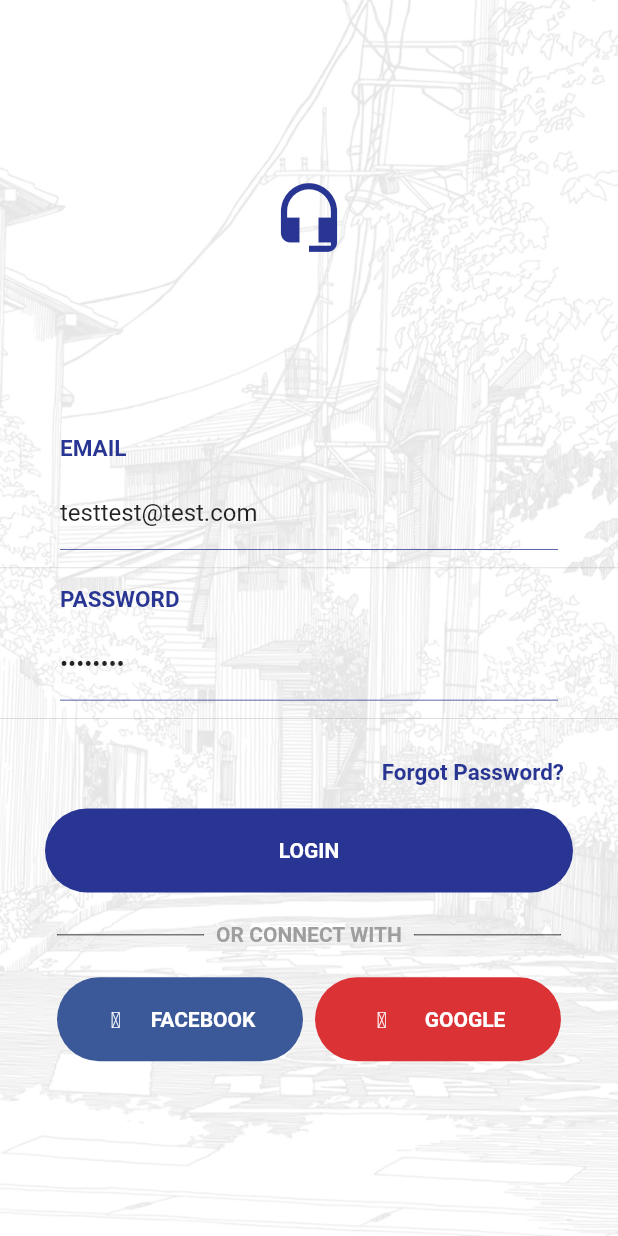
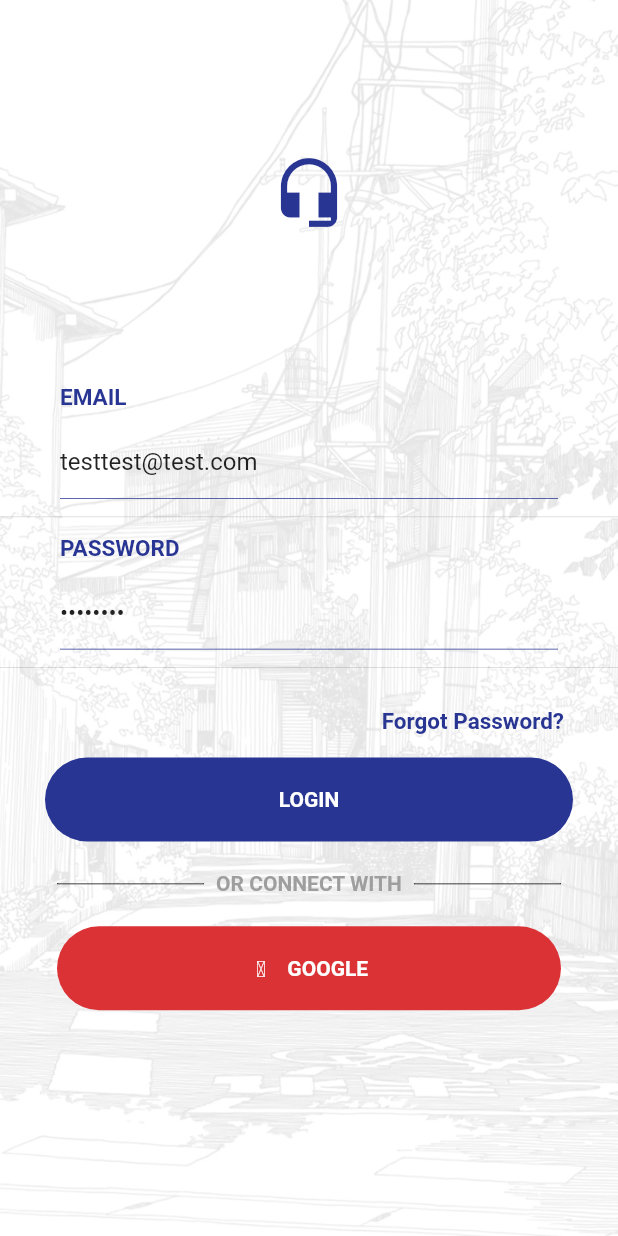
Before and after one commit to Bleuh/AvisManga, a Flutter app: the screen it shows after launch, after a tap on "LOGIN", on a phone screen of 412 x 824 dp. Run offline on Flutter 3.47's test engine with Material 2 defaults, Android fonts, the phone set to English and light mode, and no system bars; our stand-ins replace cloud_firestore, firebase_auth, google_sign_in, shared_preferences; accounts and stored records are empty; network calls fail.

Commit message:
Fix height login / add navigation

```diff
--- a/lib/views/login.dart
+++ b/lib/views/login.dart
@@ -25,24 +25,11 @@ class _LoginState extends State<LoginPage> implements AuthListener {
     });
   }
 
-  //void _submit() {
-  //  final form = formKey.currentState;
-  //  setState(() => _isLoading = true);
-
-  //  if (form.validate()) {
-  //    form.save();
-
-  //    Auth.instance.then((Auth auth) {
-  //      auth.doLogin(_email, _password);
-  //    });
-  //  }
-  //}
-
   gotoLogin() {
     _controller.animateToPage(
       0,
       duration: Duration(milliseconds: 800),
-      curve: Curves.bounceOut,
+      curve: Curves.fastOutSlowIn,
     );
   }
 
@@ -50,7 +37,7 @@ class _LoginState extends State<LoginPage> implements AuthListener {
     _controller.animateToPage(
       2,
       duration: Duration(milliseconds: 800),
-      curve: Curves.bounceOut,
+      curve: Curves.fastOutSlowIn,
     );
   }
 
@@ -130,12 +117,12 @@ class _LoginState extends State<LoginPage> implements AuthListener {
       child: new Column(
         children: <Widget>[
           Container(
-            padding: EdgeInsets.only(top: 250.0),
+            padding: EdgeInsets.only(top: 150.0),
             child: Center(
               child: Icon(
                 Icons.book,
                 color: Colors.white,
-                size: 40.0,
+                size: 100.0,
               ),
             ),
           ),
@@ -145,7 +132,7 @@ class _LoginState extends State<LoginPage> implements AuthListener {
               mainAxisAlignment: MainAxisAlignment.center,
               children: <Widget>[
                 Text(
-                  "AvisManga",
+                  "Avis Manga",
                   style: TextStyle(
                     color: Colors.white,
                     fontSize: 20.0,
@@ -154,23 +141,23 @@ class _LoginState extends State<LoginPage> implements AuthListener {
               ],
             ),
           ),
-          new Container(
+          Container(
             width: MediaQuery.of(context).size.width,
             margin: const EdgeInsets.only(left: 30.0, right: 30.0, top: 150.0),
             alignment: Alignment.center,
             child: new Row(
               children: <Widget>[
-                new Expanded(child: buildSignupButton()),
+                Expanded(child: buildSignupButton()),
               ],
             ),
           ),
-          new Container(
+          Container(
             width: MediaQuery.of(context).size.width,
             margin: const EdgeInsets.only(left: 30.0, right: 30.0, top: 30.0),
             alignment: Alignment.center,
             child: new Row(
               children: <Widget>[
-                new Expanded(
+                Expanded(
                   child: buildLoginButton(),
                 ),
               ],
@@ -315,8 +302,7 @@ class _LoginState extends State<LoginPage> implements AuthListener {
     );
   }
 
-  Widget buildExternalConnect(
-      IconData icon, String text, Color color, VoidCallback onPressed) {
+  Widget buildExternalConnect(IconData icon, String text, Color color, VoidCallback onPressed) {
     return new Expanded(
       child: new Container(
         margin: EdgeInsets.only(right: 8.0),
@@ -342,19 +328,23 @@ class _LoginState extends State<LoginPage> implements AuthListener {
                             bottom: 20.0,
                           ),
                           child: new Row(
-                            mainAxisAlignment: MainAxisAlignment.spaceEvenly,
+                            mainAxisAlignment: MainAxisAlignment.center,
                             children: <Widget>[
-                              Icon(
+                              Padding(
+                                padding: EdgeInsets.only(right: 10.0),
+                                child: Icon(
                                   icon,
                                   color: Colors.white,
                                   size: 15.0,
+                                )
                               ),
                               Text(
                                 text,
                                 textAlign: TextAlign.center,
                                 style: TextStyle(
                                   color: Colors.white,
-                                    fontWeight: FontWeight.bold),
+                                  fontWeight: FontWeight.bold
+                                ),
                               ),
                             ],
                           ),
@@ -418,7 +408,8 @@ class _LoginState extends State<LoginPage> implements AuthListener {
         color: Colors.white,
         image: DecorationImage(
           colorFilter: new ColorFilter.mode(
-                Colors.black.withOpacity(0.1), BlendMode.dstATop),
+            Colors.black.withOpacity(0.1), BlendMode.dstATop
+          ),
           image: AssetImage('assets/images/bg-manga-home.jpg'),
           fit: BoxFit.cover,
         ),
@@ -428,7 +419,7 @@ class _LoginState extends State<LoginPage> implements AuthListener {
         child: new ListView(
           children: <Widget>[
             Container(
-                  padding: EdgeInsets.all(120.0),
+              padding: EdgeInsets.all(MediaQuery.of(context).size.width / 4),
               child: Center(
                 child: Icon(
                   Icons.headset_mic,
@@ -471,7 +462,8 @@ class _LoginState extends State<LoginPage> implements AuthListener {
               if (loginFormKey.currentState.validate()) {
                 Auth.instance.then((auth) {
                   auth.doLogin(
-                          _emailController.text, _passwordController.text);
+                    _emailController.text, _passwordController.text
+                  );
                 });
               }
             }, top: 0.0),
@@ -519,12 +511,6 @@ class _LoginState extends State<LoginPage> implements AuthListener {
                       child: new Row(
                         children: <Widget>[
                           buildExternalConnect(
-                                  const IconData(0xea90, fontFamily: 'icomoon'),
-                                  "FACEBOOK",
-                                  Color(0Xff3B5998), () {
-                                // TODO: facebook connect
-                              }),
-                              buildExternalConnect(
                               const IconData(0xea88, fontFamily: 'icomoon'),
                               "GOOGLE",
                               Color(0Xffdb3236), () {
@@ -560,7 +546,7 @@ class _LoginState extends State<LoginPage> implements AuthListener {
         child: new ListView(
           children: <Widget>[
             Container(
-              padding: EdgeInsets.all(100.0),
+              padding: EdgeInsets.all(MediaQuery.of(context).size.width / 4),
               child: Center(
                 child: Icon(
                   Icons.headset_mic,
@@ -591,7 +577,7 @@ class _LoginState extends State<LoginPage> implements AuthListener {
                   padding: const EdgeInsets.only(right: 20.0),
                   child: new FlatButton(
                     child: new Text(
-                      "Already have an account?",
+                      "Already have an account ?",
                       style: TextStyle(
                         fontWeight: FontWeight.bold,
                         color: Theme.of(context).primaryColor,
@@ -617,7 +603,7 @@ class _LoginState extends State<LoginPage> implements AuthListener {
                       _emailController.text, _passwordController.text);
                 });
               }
-            }, top: 50.0)
+            }, top: 0.0)
           ],
         ),
       ),
```
Also changed, not shown: lib/views/home.dart (+47 -11 lines), lib/views/partials/feed.dart (added, +19 -0 lines), 1 other file. Lines whose indentation alone changed are shown as unchanged.
